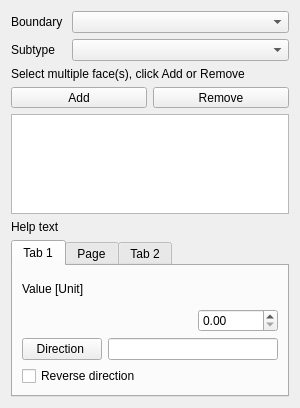
The window that src/Mod/Fem/Gui/TaskFemConstraintFluidBoundary.ui (southseact-3d/fcd) describes before a commit, drawn with Qt 5.
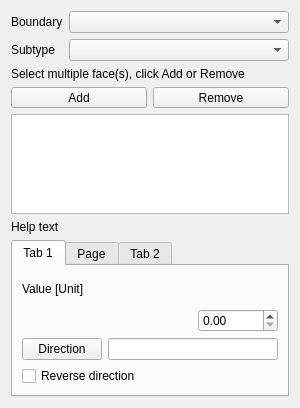
The same window after the commit.

The edit to the form file:
```diff
--- a/src/Mod/Fem/Gui/TaskFemConstraintFluidBoundary.ui
+++ b/src/Mod/Fem/Gui/TaskFemConstraintFluidBoundary.ui
@@ -25,7 +25,7 @@
         </sizepolicy>
        </property>
        <property name="text">
-        <string>Boundary </string>
+        <string>Boundary</string>
        </property>
       </widget>
      </item>
@@ -239,7 +239,7 @@
             <string>Select a planar edge or face, then press this button</string>
            </property>
            <property name="text">
-            <string>Direction </string>
+            <string>Direction</string>
            </property>
           </widget>
          </item>
```
Left out of the diff: 4 changed lines with no effect on the pictures.
